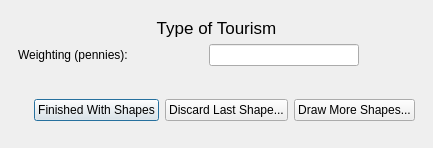
Old version of the form cobi_loreto/Interview/drawecotourism.ui in the repository Ecotrust/openoceanmap-desktop.
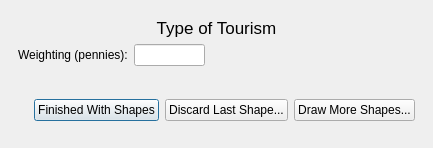
New version of the form.

```diff
--- a/cobi_loreto/Interview/drawecotourism.ui
+++ b/cobi_loreto/Interview/drawecotourism.ui
@@ -91,13 +91,13 @@
          <widget class="QLabel" name="pl_label" >
           <property name="minimumSize" >
            <size>
-            <width>50</width>
+            <width>200</width>
             <height>0</height>
            </size>
           </property>
           <property name="maximumSize" >
            <size>
-            <width>50</width>
+            <width>200</width>
             <height>16777215</height>
            </size>
           </property>
@@ -106,6 +106,19 @@
           </property>
          </widget>
         </item>
+        <item>
+         <spacer>
+          <property name="orientation" >
+           <enum>Qt::Horizontal</enum>
+          </property>
+          <property name="sizeHint" >
+           <size>
+            <width>40</width>
+            <height>20</height>
+           </size>
+          </property>
+         </spacer>
+        </item>
        </layout>
       </item>
      </layout>
```
